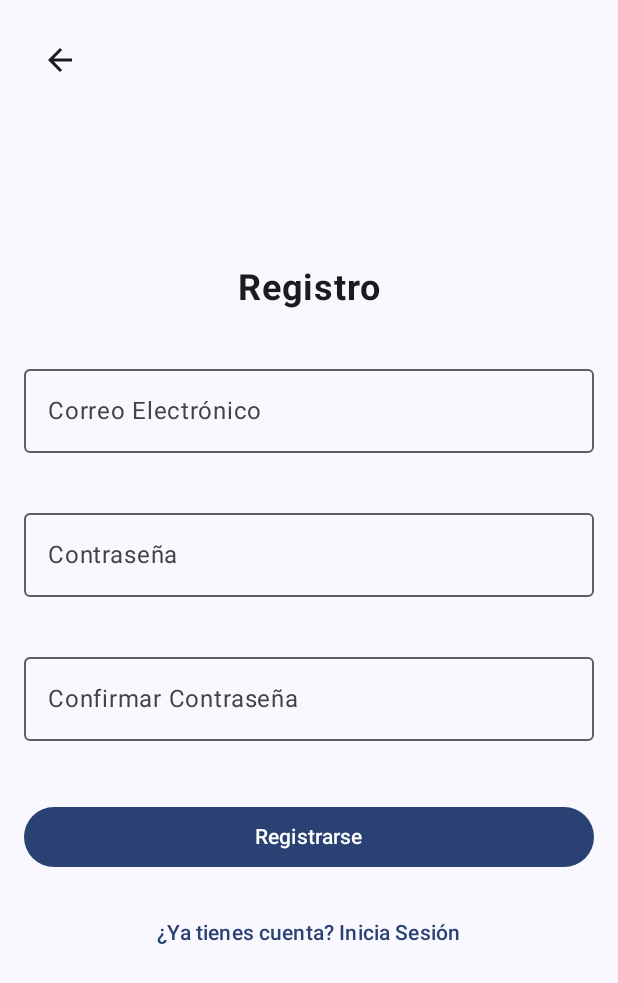
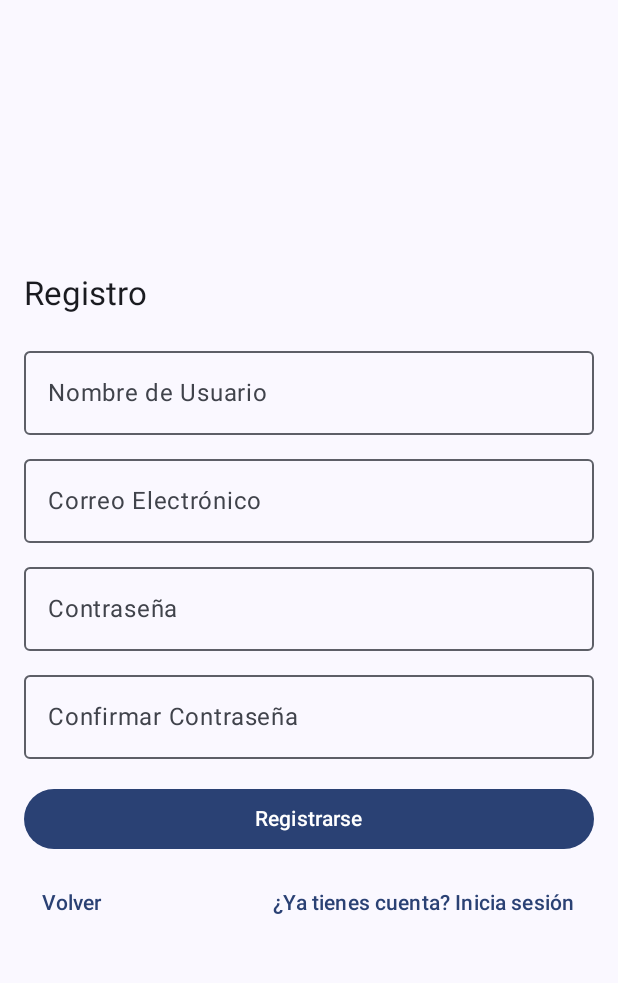
Before and after one commit to Rodri1988/LevelUp_Android, an Android app built with Jetpack Compose: the RegisterScreen screen opened through its navigation route, on a phone screen of 412 x 824 dp. Shown: the top 983 px of the screen. Run offline under Robolectric (Android 15) with nearby library versions, the light colour scheme and no system bars; our stand-ins replace Room's generated code.

Commit message:
arreglos home

```diff
--- a/app/src/main/java/com/example/levelup/model/RegisterUIState.kt
+++ b/app/src/main/java/com/example/levelup/model/RegisterUIState.kt
@@ -1,20 +1,26 @@
 package com.example.levelup.model
 
-data class RegisterUIState(
-    val email: String = "",
-    val password: String = "",
-    val confirmPassword: String = "",
-    val errors: RegisterError = RegisterError()
-) {
-
-}
-
-data class RegisterError (
+// Clase para almacenar los errores de cada campo
+data class RegisterUIErrors(
+    val usernameError: String? = null,
     val emailError: String? = null,
     val passwordError: String? = null,
     val confirmPasswordError: String? = null
 ) {
+    // Método para revisar si hay algún error
     fun hasErrors(): Boolean {
-        return emailError != null || passwordError != null || confirmPasswordError != null
+        return usernameError != null ||
+                emailError != null ||
+                passwordError != null ||
+                confirmPasswordError != null
     }
 }
+
+// Clase para almacenar el estado completo de la UI
+data class RegisterUIState(
+    val username: String = "",
+    val email: String = "",
+    val password: String = "",
+    val confirmPassword: String = "",
+    val errors: RegisterUIErrors = RegisterUIErrors()
+)
--- a/app/src/main/java/com/example/levelup/navigation/NavRouter.kt
+++ b/app/src/main/java/com/example/levelup/navigation/NavRouter.kt
@@ -1,6 +1,5 @@
 package com.example.levelup.navigation
 
-import android.widget.GridView
 import androidx.compose.foundation.layout.Column
 import androidx.compose.foundation.layout.PaddingValues
 import androidx.compose.foundation.layout.padding
@@ -10,9 +9,9 @@ import androidx.lifecycle.viewmodel.compose.viewModel
 import androidx.navigation.NavHostController
 import androidx.navigation.compose.NavHost
 import androidx.navigation.compose.composable
-import com.example.levelup.ui.screens.HomeScreen
-import com.example.levelup.ui.screens.LoginScreen
-import com.example.levelup.ui.screens.RegisterScreen
+import androidx.navigation.navArgument
+import androidx.navigation.NavType
+import com.example.levelup.ui.screens.*
 import com.example.levelup.view_model.ViewModelFactory
 
 @Composable
@@ -26,21 +25,25 @@ fun NavRouter(
             navController = navController,
             startDestination = ScreenRoute.Home.route
         ) {
+            // Home
             composable(ScreenRoute.Home.route) {
-                HomeScreen(
-                    onNavigateToLogin = {
-                        navController.navigate(ScreenRoute.Login.route)
-                    },
-                    onNavigateToRegister = {
-                        navController.navigate(ScreenRoute.Register.route)
-                    }
-                )
+                HomeScreen(navController = navController)
             }
 
+            // Index con username opcional
+            composable(
+                route = "${ScreenRoute.Index.route}/{username}",
+                arguments = listOf(navArgument("username") { type = NavType.StringType })
+            ) { backStackEntry ->
+                val username = backStackEntry.arguments?.getString("username") ?: ""
+                IndexScreen(navController = navController, username = username)
+            }
+
+            // Login
             composable(ScreenRoute.Login.route) {
                 LoginScreen(
-                    onNavigateToHome = {
-                        navController.navigate(ScreenRoute.Home.route) {
+                    onNavigateToHome = { username ->
+                        navController.navigate("${ScreenRoute.Index.route}/$username") {
                             popUpTo(ScreenRoute.Home.route) { inclusive = true }
                         }
                     },
@@ -54,6 +57,7 @@ fun NavRouter(
                 )
             }
 
+            // Register
             composable(ScreenRoute.Register.route) {
                 RegisterScreen(
                     onNavigateToHome = {
--- a/app/src/main/java/com/example/levelup/ui/screens/HomeScreen.kt
+++ b/app/src/main/java/com/example/levelup/ui/screens/HomeScreen.kt
@@ -1,61 +1,82 @@
 package com.example.levelup.ui.screens
 
 import androidx.compose.foundation.Image
+import androidx.compose.foundation.background
 import androidx.compose.foundation.layout.*
-import androidx.compose.material3.*
+import androidx.compose.foundation.shape.RoundedCornerShape
+import androidx.compose.material3.Text
+import androidx.compose.material3.TextButton
 import androidx.compose.runtime.Composable
 import androidx.compose.ui.Alignment
 import androidx.compose.ui.Modifier
+import androidx.compose.ui.draw.shadow
+import androidx.compose.ui.geometry.Offset
+import androidx.compose.ui.graphics.Color
+import androidx.compose.ui.layout.ContentScale
 import androidx.compose.ui.res.painterResource
+import androidx.compose.ui.text.TextStyle
 import androidx.compose.ui.text.font.FontWeight
 import androidx.compose.ui.unit.dp
 import androidx.compose.ui.unit.sp
+import androidx.navigation.NavController
 import com.example.levelup.R
+import com.example.levelup.navigation.ScreenRoute
 
 @Composable
-fun HomeScreen(
-    onNavigateToLogin: () -> Unit = {},
-    onNavigateToRegister: () -> Unit = {}
-) {
-    Column(
-        modifier = Modifier
-            .fillMaxSize()
-            .padding(16.dp),
-        horizontalAlignment = Alignment.CenterHorizontally,
-        verticalArrangement = Arrangement.Center
-    ) {
-        // Logo arriba
+fun HomeScreen(navController: NavController) {
+
+    Box(modifier = Modifier.fillMaxSize()) {
+        // Fondo con imagen
         Image(
             painter = painterResource(id = R.drawable.imagen1),
-            contentDescription = "Logo Level Up",
-            modifier = Modifier
-                .size(200.dp)  // Tamaño del logo
-                .padding(bottom = 24.dp)
+            contentDescription = null,
+            contentScale = ContentScale.Crop,
+            modifier = Modifier.matchParentSize()
         )
 
-        // Texto de bienvenida
-        Text(
-            text = "Bienvenido a Level-Up",
-            fontSize = 24.sp,
-            fontWeight = FontWeight.Bold,
-            modifier = Modifier.padding(bottom = 32.dp)
-        )
+        // Botones flotando sobre la imagen
+        Column(
+            modifier = Modifier
+                .fillMaxSize()
+                .padding(16.dp),
+            verticalArrangement = Arrangement.Center,
+            horizontalAlignment = Alignment.CenterHorizontally
+        ) {
+            HomeNavButton("Inicio de Sesión") {
+                navController.navigate(ScreenRoute.Login.route)
+            }
 
-        // Botones
-        Button(
-            onClick = onNavigateToLogin,
-            modifier = Modifier
-                .fillMaxWidth()
-                .padding(bottom = 16.dp)
-        ) {
-            Text("Ir a Iniciar Sesión")
-        }
+            Spacer(modifier = Modifier.height(20.dp))
 
-        Button(
-            onClick = onNavigateToRegister,
-            modifier = Modifier.fillMaxWidth()
-        ) {
-            Text("Ir a Registro")
+            HomeNavButton("Registro") {
+                navController.navigate(ScreenRoute.Register.route)
+            }
         }
     }
 }
+
+@Composable
+fun HomeNavButton(text: String, onClick: () -> Unit) {
+    TextButton(
+        onClick = onClick,
+        modifier = Modifier
+            .fillMaxWidth() // Esto hace que el botón ocupe todo el ancho
+            .shadow(6.dp, shape = RoundedCornerShape(50))
+            .background(Color.Black.copy(alpha = 0.7f), shape = RoundedCornerShape(50))
+            .padding(vertical = 12.dp) // Solo padding vertical, el horizontal no es necesario
+    ) {
+        Text(
+            text = text,
+            fontSize = 18.sp,
+            fontWeight = FontWeight.Bold,
+            style = TextStyle(
+                color = Color(0xFF39FF14),
+                shadow = androidx.compose.ui.graphics.Shadow(
+                    color = Color(0xFF00FF00),
+                    offset = Offset(0f, 0f),
+                    blurRadius = 8f
+                )
+            )
+        )
+    }
+}
--- a/app/src/main/java/com/example/levelup/ui/screens/RegisterScreen.kt
+++ b/app/src/main/java/com/example/levelup/ui/screens/RegisterScreen.kt
@@ -1,129 +1,107 @@
 package com.example.levelup.ui.screens
 
 import androidx.compose.foundation.layout.*
-import androidx.compose.material.icons.Icons
-import androidx.compose.material.icons.filled.ArrowBack
 import androidx.compose.material3.*
 import androidx.compose.runtime.*
-import androidx.compose.ui.Alignment
 import androidx.compose.ui.Modifier
-import androidx.compose.ui.text.font.FontWeight
-import androidx.compose.ui.text.input.PasswordVisualTransformation
 import androidx.compose.ui.unit.dp
-import androidx.compose.ui.unit.sp
 import androidx.lifecycle.viewmodel.compose.viewModel
 import com.example.levelup.view_model.RegisterViewModel
 import kotlinx.coroutines.launch
 
 @Composable
 fun RegisterScreen(
-    onNavigateToHome: () -> Unit = {},
-    onNavigateToLogin: () -> Unit = {},
-    onNavigateBack: () -> Unit = {},
+    onNavigateToHome: () -> Unit,
+    onNavigateToLogin: () -> Unit,
+    onNavigateBack: () -> Unit,
     viewModel: RegisterViewModel = viewModel()
 ) {
     val state by viewModel.state.collectAsState()
     val snackbarHostState = remember { SnackbarHostState() }
     val scope = rememberCoroutineScope()
 
-    Scaffold(
-        snackbarHost = { SnackbarHost(snackbarHostState) }
-    ) { paddingValues ->
-        Box(
-            modifier = Modifier
-                .fillMaxSize()
-                .padding(paddingValues)
-        ) {
-            IconButton(
-                onClick = onNavigateBack,
-                modifier = Modifier
-                    .align(Alignment.TopStart)
-                    .padding(16.dp)
-            ) {
-                Icon(Icons.Default.ArrowBack, contentDescription = "Volver")
-            }
-
     Column(
         modifier = Modifier
             .fillMaxSize()
             .padding(16.dp),
-                horizontalAlignment = Alignment.CenterHorizontally,
         verticalArrangement = Arrangement.Center
     ) {
-                Text(
-                    text = "Registro",
-                    fontSize = 24.sp,
-                    fontWeight = FontWeight.Bold,
-                    modifier = Modifier.padding(bottom = 32.dp)
+        Text("Registro", style = MaterialTheme.typography.titleLarge)
+
+        Spacer(modifier = Modifier.height(16.dp))
+
+        OutlinedTextField(
+            value = state.username,
+            onValueChange = { viewModel.onChangeUsername(it) },
+            label = { Text("Nombre de Usuario") },
+            modifier = Modifier.fillMaxWidth()
         )
+
+        Spacer(modifier = Modifier.height(8.dp))
 
         OutlinedTextField(
             value = state.email,
-                    onValueChange = viewModel::onChangeEmail,
-                    supportingText = {
-                        if (state.errors.emailError != null) { Text(state.errors.emailError!!) } else { null }
-                    },
+            onValueChange = { viewModel.onChangeEmail(it) },
             label = { Text("Correo Electrónico") },
-                    modifier = Modifier
-                        .fillMaxWidth()
-                        .padding(bottom = 16.dp)
+            modifier = Modifier.fillMaxWidth()
         )
+
+        Spacer(modifier = Modifier.height(8.dp))
 
         OutlinedTextField(
             value = state.password,
-                    onValueChange = viewModel::onChangePassword,
-                    supportingText = {
-                        if (state.errors.passwordError != null) { Text(state.errors.passwordError!!) } else { null }
-                    },
+            onValueChange = { viewModel.onChangePassword(it) },
             label = { Text("Contraseña") },
-                    visualTransformation = PasswordVisualTransformation(),
-                    modifier = Modifier
-                        .fillMaxWidth()
-                        .padding(bottom = 16.dp)
+            modifier = Modifier.fillMaxWidth()
         )
+
+        Spacer(modifier = Modifier.height(8.dp))
 
         OutlinedTextField(
             value = state.confirmPassword,
-                    onValueChange = viewModel::onChangeConfirmPassword,
-                    supportingText = {
-                        if (state.errors.confirmPasswordError != null) { Text(state.errors.confirmPasswordError!!) } else { null }
-                    },
+            onValueChange = { viewModel.onChangeConfirmPassword(it) },
             label = { Text("Confirmar Contraseña") },
-                    visualTransformation = PasswordVisualTransformation(),
-                    modifier = Modifier
-                        .fillMaxWidth()
-                        .padding(bottom = 24.dp)
+            modifier = Modifier.fillMaxWidth()
         )
+
+        Spacer(modifier = Modifier.height(16.dp))
 
         Button(
             onClick = {
                 viewModel.onRegisterSubmit(
                     onSuccess = {
-                                onNavigateToHome()
+                        scope.launch {
+                            snackbarHostState.showSnackbar("Registro realizado con éxito")
+                        }
                     },
-                            onError = { errorMessage ->
+                    onError = { error ->
                         scope.launch {
-                                    snackbarHostState.showSnackbar(
-                                        message = errorMessage,
-                                        duration = SnackbarDuration.Short
-                                    )
+                            snackbarHostState.showSnackbar(error)
                         }
                     }
                 )
             },
-                    modifier = Modifier
-                        .fillMaxWidth()
-                        .padding(bottom = 16.dp)
+            modifier = Modifier.fillMaxWidth()
         ) {
             Text("Registrarse")
         }
 
-                TextButton(
-                    onClick = onNavigateToLogin
+        Spacer(modifier = Modifier.height(8.dp))
+
+        Row(
+            modifier = Modifier.fillMaxWidth(),
+            horizontalArrangement = Arrangement.SpaceBetween
         ) {
-                    Text("¿Ya tienes cuenta? Inicia Sesión")
+            TextButton(onClick = onNavigateBack) {
+                Text("Volver")
+            }
+
+            TextButton(onClick = onNavigateToLogin) {
+                Text("¿Ya tienes cuenta? Inicia sesión")
             }
         }
+
+        Spacer(modifier = Modifier.height(16.dp))
+        SnackbarHost(hostState = snackbarHostState)
     }
 }
-}
```
Also changed, not shown: app/build.gradle.kts (+17 -13 lines), app/src/main/java/com/example/levelup/model/LoginUIState.kt (+7 -7 lines), app/src/main/java/com/example/levelup/model/UserEntit.kt (+15 -3 lines), app/src/main/java/com/example/levelup/navigation/ScreenRoute.kt (+6 -3 lines), app/src/main/java/com/example/levelup/repository/UserRepository.kt (+24 -6 lines), app/src/main/java/com/example/levelup/ui/screens/IndexScreen.kt (added, +130 -0 lines), app/src/main/java/com/example/levelup/ui/screens/LoginScreen.kt (+52 -69 lines), app/src/main/java/com/example/levelup/view_model/LoginViewModel.kt (+27 -12 lines), app/src/main/java/com/example/levelup/view_model/RegisterViewModel.kt (+55 -19 lines), app/src/main/res/drawable/imagen1.jpg, app/src/main/res/drawable/index.jpg (added), app/src/main/res/drawable/logo.png (added), 1 other file. Lines whose indentation alone changed are shown as unchanged.
